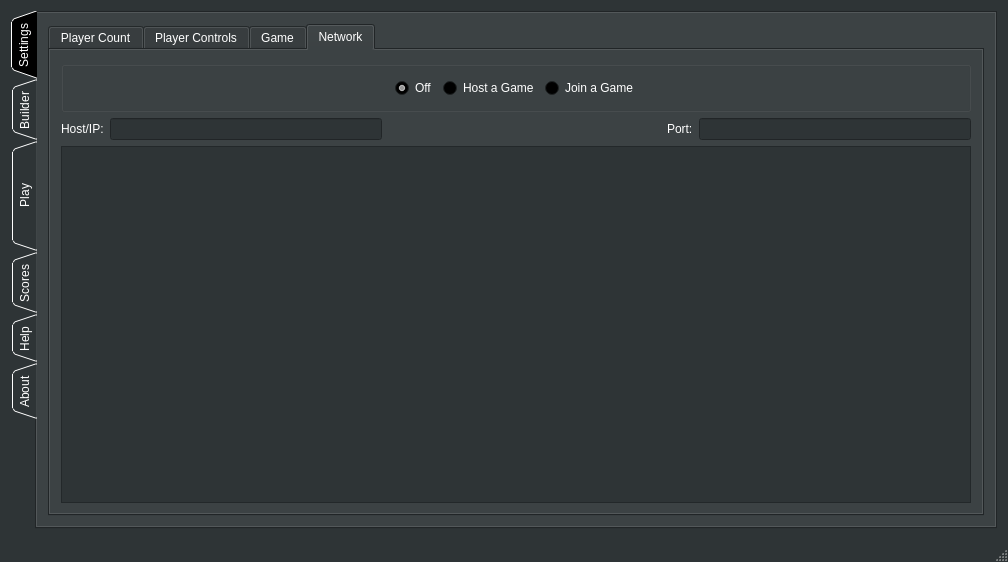
This is MainWindow.ui in SwissalpS/QtSssSNibblers as Qt 5 draws it before an edit. The edited form follows.
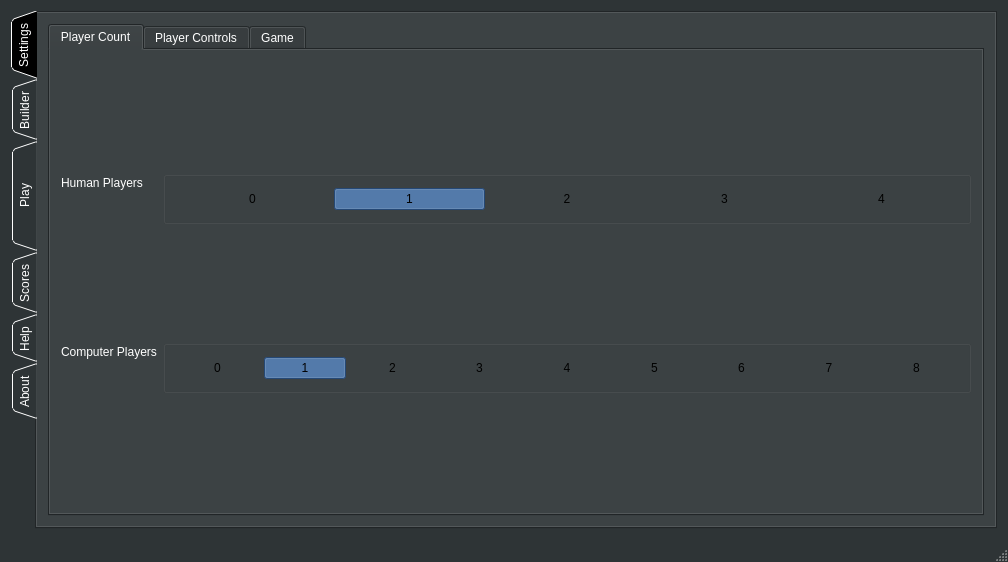
This is the edited form. The open tabs and pages were chosen to show the change.

Commit message: removed network related items

Diff of the .ui file:
```diff
--- a/MainWindow.ui
+++ b/MainWindow.ui
@@ -1877,120 +1877,6 @@
             </item>
            </layout>
           </widget>
-          <widget class="QWidget" name="tabNetwork">
-           <attribute name="title">
-            <string>Network</string>
-           </attribute>
-           <layout class="QGridLayout" name="gridLayout_9">
-            <item row="1" column="3">
-             <widget class="QLabel" name="label_44">
-              <property name="text">
-               <string>Port:</string>
-              </property>
-             </widget>
-            </item>
-            <item row="1" column="4">
-             <widget class="QLineEdit" name="lineEdit_2">
-              <property name="enabled">
-               <bool>false</bool>
-              </property>
-             </widget>
-            </item>
-            <item row="2" column="0" colspan="5">
-             <widget class="QTableWidget" name="tableWidget">
-              <property name="enabled">
-               <bool>false</bool>
-              </property>
-             </widget>
-            </item>
-            <item row="1" column="1">
-             <widget class="QLineEdit" name="lineEdit">
-              <property name="enabled">
-               <bool>false</bool>
-              </property>
-             </widget>
-            </item>
-            <item row="0" column="0" colspan="5">
-             <widget class="QGroupBox" name="groupBox_3">
-              <property name="title">
-               <string notr="true"/>
-              </property>
-              <layout class="QHBoxLayout" name="horizontalLayout_2">
-               <item>
-                <spacer name="horizontalSpacer_3">
-                 <property name="orientation">
-                  <enum>Qt::Horizontal</enum>
-                 </property>
-                 <property name="sizeHint" stdset="0">
-                  <size>
-                   <width>40</width>
-                   <height>20</height>
-                  </size>
-                 </property>
-                </spacer>
-               </item>
-               <item>
-                <widget class="QRadioButton" name="radioNetOff">
-                 <property name="text">
-                  <string>Off</string>
-                 </property>
-                 <property name="checked">
-                  <bool>true</bool>
-                 </property>
-                </widget>
-               </item>
-               <item>
-                <widget class="QRadioButton" name="radioNetServer">
-                 <property name="text">
-                  <string>Host a Game</string>
-                 </property>
-                </widget>
-               </item>
-               <item>
-                <widget class="QRadioButton" name="radioNetClient">
-                 <property name="text">
-                  <string>Join a Game</string>
-                 </property>
-                </widget>
-               </item>
-               <item>
-                <spacer name="horizontalSpacer_2">
-                 <property name="orientation">
-                  <enum>Qt::Horizontal</enum>
-                 </property>
-                 <property name="sizeHint" stdset="0">
-                  <size>
-                   <width>40</width>
-                   <height>20</height>
-                  </size>
-                 </property>
-                </spacer>
-               </item>
-              </layout>
-             </widget>
-            </item>
-            <item row="1" column="0">
-             <widget class="QLabel" name="label_43">
-              <property name="text">
-               <string>Host/IP:</string>
-              </property>
-             </widget>
-            </item>
-            <item row="1" column="2">
-             <spacer name="horizontalSpacer">
-              <property name="orientation">
-               <enum>Qt::Horizontal</enum>
-              </property>
-              <property name="sizeHint" stdset="0">
-               <size>
-                <width>8</width>
-                <height>20</height>
-               </size>
-              </property>
-             </spacer>
-            </item>
-           </layout>
-          </widget>
          </widget>
         </item>
        </layout>
```
Left out of the diff: 66 changed lines with no effect on the pictures. Lines whose indentation alone changed are shown as unchanged. The commit also changes 2 other files.
